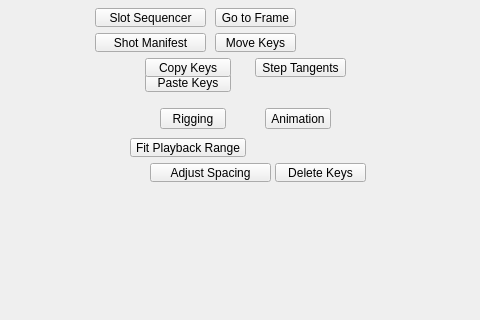
The window that tentacle/ui/animation#submenu.ui (m3trik/tentacle) describes before a commit, drawn with Qt 5; both pictures show x 0 to 480 and y 182 to 502 of the 600 by 600 pixel window.
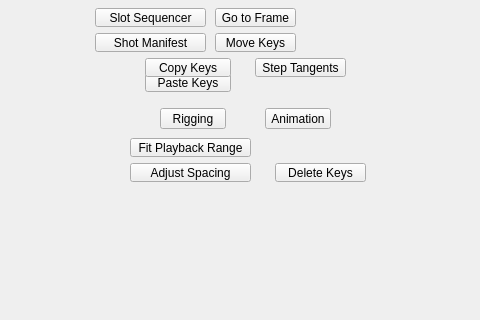
The same window after the commit. Custom widgets are drawn as their Qt base class.

```diff
--- a/tentacle/ui/animation#submenu.ui
+++ b/tentacle/ui/animation#submenu.ui
@@ -215,7 +215,7 @@
    <widget class="PushButton" name="tb002">
     <property name="geometry">
      <rect>
-      <x>150</x>
+      <x>130</x>
       <y>345</y>
       <width>121</width>
       <height>19</height>
@@ -417,7 +417,7 @@
      <rect>
       <x>130</x>
       <y>320</y>
-      <width>116</width>
+      <width>121</width>
       <height>19</height>
      </rect>
     </property>
```
